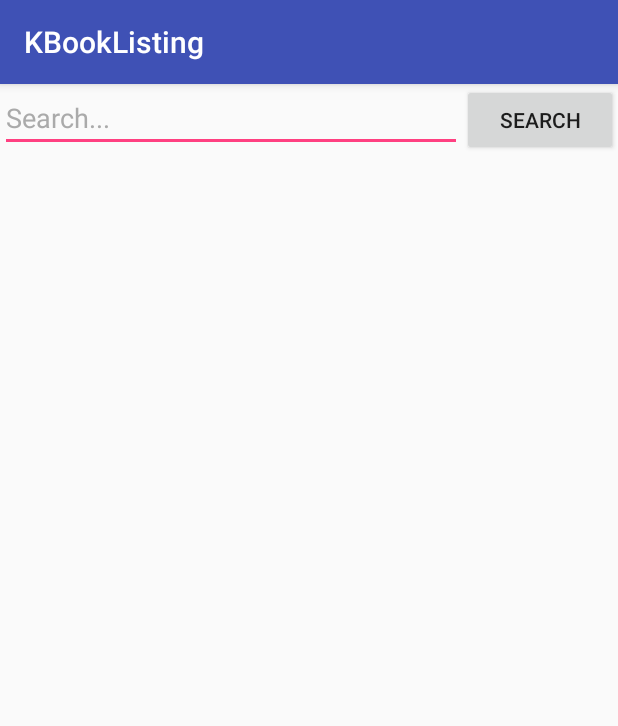
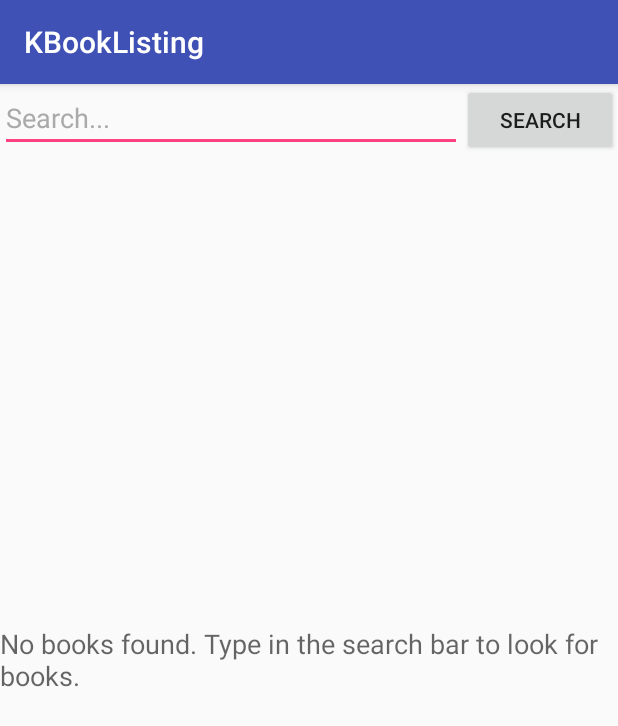
Before and after one commit to KatiaBravo/KBookListing, an Android app: the screen it shows after launch (BookActivity), after a tap on "SEARCH", on a phone screen of 412 x 824 dp. Shown: the top 726 px of the screen. Run offline under Robolectric (Android 15) with nearby library versions, the phone set to English and light mode, and no system bars.

```diff
--- a/app/src/main/java/com/katiabravo/kbooklisting/BookActivity.java
+++ b/app/src/main/java/com/katiabravo/kbooklisting/BookActivity.java
@@ -17,7 +17,6 @@ import java.util.ArrayList;
 import java.util.List;
 
 public class BookActivity extends AppCompatActivity implements android.app.LoaderManager.LoaderCallbacks<List<Book>> {
-    private LoaderManager.LoaderCallbacks<List<Book>> callback;
     private static String BOOK_REQUEST_URL = "https://www.googleapis.com/books/v1/volumes?q=";
     private BookAdapter mAdapter;
     private TextView mEmptyStateTextView;
@@ -26,17 +25,23 @@ public class BookActivity extends AppCompatActivity implements android.app.Loade
     private ListView bookListView;
     private EditText searchBar;
     private Button searchButton;
+    private View loadingIndicator;
+
     @Override
     protected void onCreate(Bundle savedInstanceState) {
         super.onCreate(savedInstanceState);
         setContentView(R.layout.activity_book);
 
+        loadingIndicator = findViewById(R.id.loading_spinner);
+        loadingIndicator.setVisibility(View.GONE);
+
         searchBar = (EditText) findViewById(R.id.search_bar);
         searchButton = (Button) findViewById(R.id.search_button);
-        callback = this;
 
+        mEmptyStateTextView = (TextView) findViewById(R.id.empty_view);
+        bookListView = (ListView) findViewById(R.id.list);
+        bookListView.setEmptyView(mEmptyStateTextView);
         mAdapter = new BookAdapter(this, new ArrayList<Book>());
-        bookListView = (ListView) findViewById(R.id.list);
         bookListView.setAdapter(mAdapter);
 
         searchButton.setOnClickListener(new View.OnClickListener() {
@@ -44,6 +49,7 @@ public class BookActivity extends AppCompatActivity implements android.app.Loade
             public void onClick(View view) {
             searchTerm = searchBar.getText().toString().replaceAll(" ", "+");
             mEmptyStateTextView = (TextView) findViewById(R.id.empty_view);
+            loadingIndicator.setVisibility(View.VISIBLE);
 
             ConnectivityManager connMgr = (ConnectivityManager) getSystemService(Context.CONNECTIVITY_SERVICE);
             NetworkInfo networkInfo = connMgr.getActiveNetworkInfo();
@@ -52,20 +58,25 @@ public class BookActivity extends AppCompatActivity implements android.app.Loade
                 LoaderManager loaderManager = getLoaderManager();
                 loaderManager.initLoader(LOADER_ID, null, BookActivity.this);
             } else {
-                View loadingIndicator = findViewById(R.id.loading_spinner);
                 loadingIndicator.setVisibility(View.GONE);
                 bookListView.setEmptyView(mEmptyStateTextView);
                 mEmptyStateTextView.setText(R.string.no_internet);
             }
 
             if(getLoaderManager().getLoader(LOADER_ID) != null){
-                getLoaderManager().restartLoader(LOADER_ID, null, callback);
+                getLoaderManager().restartLoader(LOADER_ID, null, BookActivity.this);
             }else{
-                getLoaderManager().initLoader(LOADER_ID, null, callback);
+                getLoaderManager().initLoader(LOADER_ID, null, BookActivity.this);
             }
             }
         });
     }
+
+   /* @Override
+    protected void onSaveInstanceState(Bundle outState) {
+        super.onSaveInstanceState(outState);
+        outState = ;
+    }*/
 
     @Override
     public android.content.Loader<List<Book>> onCreateLoader(int id, Bundle args) {
@@ -74,21 +85,16 @@ public class BookActivity extends AppCompatActivity implements android.app.Loade
 
     @Override
     public void onLoadFinished(Loader<List<Book>> loader, List<Book> books) {
-        View loadingIndicator = findViewById(R.id.loading_spinner);
         loadingIndicator.setVisibility(View.GONE);
         mEmptyStateTextView.setText(R.string.no_books);
         mAdapter.clear();
         if (books != null && !books.isEmpty()) {
             mAdapter.addAll(books);
-            new BookLoader(this, BOOK_REQUEST_URL + searchTerm);
         }
     }
 
     @Override
     public void onLoaderReset(Loader<List<Book>> loader) {
         mAdapter.clear();
-        loader = new BookLoader(this, BOOK_REQUEST_URL + searchTerm);
-        loader.startLoading();
     }
-
 }
--- a/app/src/main/java/com/katiabravo/kbooklisting/BookAdapter.java
+++ b/app/src/main/java/com/katiabravo/kbooklisting/BookAdapter.java
@@ -37,7 +37,6 @@ public class BookAdapter extends ArrayAdapter<Book> {
 
         TextView authorTextView = (TextView) listItemView.findViewById(R.id.author);
         authorTextView.setText(currentBook.getAuthor().toString());
-        //remove quotes and squarebrackets
 
         TextView pgCountTextView = (TextView) listItemView.findViewById(R.id.page_count);
         pgCountTextView.setText(currentBook.getPgCount());
--- a/app/src/main/java/com/katiabravo/kbooklisting/BookLoader.java
+++ b/app/src/main/java/com/katiabravo/kbooklisting/BookLoader.java
@@ -26,6 +26,7 @@ public class BookLoader extends AsyncTaskLoader<List<Book>> {
         }
 
         List<Book> books = SearchTopic.fetchBooks(mUrl);
+
         return books;
     }
 }
--- a/app/src/main/res/layout/book_list_item.xml
+++ b/app/src/main/res/layout/book_list_item.xml
@@ -19,6 +19,7 @@
         android:gravity="center"
         android:textColor="@android:color/white"
         android:textSize="16sp"
+        android:layout_marginLeft="5dp"
         tools:text="8.9"/>
 
     <LinearLayout
@@ -53,6 +54,9 @@
                 android:layout_height="wrap_content"
                 android:layout_weight="1"
                 android:textSize="15sp"
+                android:layout_gravity="center_horizontal"
+                android:paddingLeft="5dp"
+                android:layout_marginRight="5dp"
                 android:id="@+id/page_count"
                 tools:text="Page count"/>
         </LinearLayout>
```
Also changed, not shown: app/src/main/java/com/katiabravo/kbooklisting/Book.java (+8 -3 lines), app/src/main/java/com/katiabravo/kbooklisting/SearchTopic.java (+25 -6 lines).
